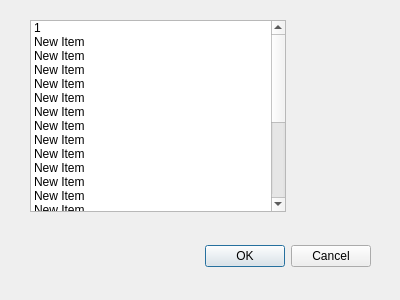
Above: files/UI/DeleteRoom.ui from Combustiblemon/Booking before the change. Below: the same form after it.
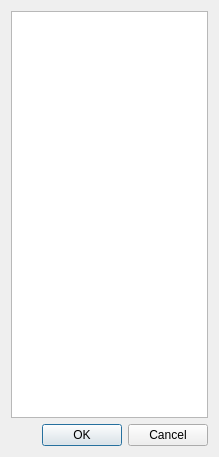
That is the form after the change.

Commit message: added ability to add and remove rooms

```diff
--- a/files/UI/DeleteRoom.ui
+++ b/files/UI/DeleteRoom.ui
@@ -6,159 +6,38 @@
    <rect>
     <x>0</x>
     <y>0</y>
-    <width>400</width>
-    <height>300</height>
+    <width>219</width>
+    <height>457</height>
    </rect>
   </property>
   <property name="windowTitle">
    <string>Διαγραφή δωματίου</string>
   </property>
-  <widget class="QDialogButtonBox" name="buttonBox">
-   <property name="geometry">
-    <rect>
-     <x>30</x>
-     <y>240</y>
-     <width>341</width>
-     <height>32</height>
-    </rect>
-   </property>
-   <property name="orientation">
-    <enum>Qt::Horizontal</enum>
-   </property>
-   <property name="standardButtons">
-    <set>QDialogButtonBox::Cancel|QDialogButtonBox::Ok</set>
-   </property>
-  </widget>
-  <widget class="QListWidget" name="listWidget">
-   <property name="geometry">
-    <rect>
-     <x>30</x>
-     <y>20</y>
-     <width>256</width>
-     <height>192</height>
-    </rect>
-   </property>
-   <item>
-    <property name="text">
-     <string>1</string>
-    </property>
+  <layout class="QGridLayout" name="gridLayout">
+   <item row="0" column="0">
+    <widget class="QListWidget" name="listWidget">
+     <property name="autoScroll">
+      <bool>false</bool>
+     </property>
+     <property name="editTriggers">
+      <set>QAbstractItemView::NoEditTriggers</set>
+     </property>
+    </widget>
    </item>
-   <item>
-    <property name="text">
-     <string>New Item</string>
-    </property>
+   <item row="1" column="0">
+    <widget class="QDialogButtonBox" name="buttonBox">
+     <property name="focusPolicy">
+      <enum>Qt::StrongFocus</enum>
+     </property>
+     <property name="orientation">
+      <enum>Qt::Horizontal</enum>
+     </property>
+     <property name="standardButtons">
+      <set>QDialogButtonBox::Cancel|QDialogButtonBox::Ok</set>
+     </property>
+    </widget>
    </item>
-   <item>
-    <property name="text">
-     <string>New Item</string>
-    </property>
-   </item>
-   <item>
-    <property name="text">
-     <string>New Item</string>
-    </property>
-   </item>
-   <item>
-    <property name="text">
-     <string>New Item</string>
-    </property>
-   </item>
-   <item>
-    <property name="text">
-     <string>New Item</string>
-    </property>
-   </item>
-   <item>
-    <property name="text">
-     <string>New Item</string>
-    </property>
-   </item>
-   <item>
-    <property name="text">
-     <string>New Item</string>
-    </property>
-   </item>
-   <item>
-    <property name="text">
-     <string>New Item</string>
-    </property>
-   </item>
-   <item>
-    <property name="text">
-     <string>New Item</string>
-    </property>
-   </item>
-   <item>
-    <property name="text">
-     <string>New Item</string>
-    </property>
-   </item>
-   <item>
-    <property name="text">
-     <string>New Item</string>
-    </property>
-   </item>
-   <item>
-    <property name="text">
-     <string>New Item</string>
-    </property>
-   </item>
-   <item>
-    <property name="text">
-     <string>New Item</string>
-    </property>
-   </item>
-   <item>
-    <property name="text">
-     <string>New Item</string>
-    </property>
-   </item>
-   <item>
-    <property name="text">
-     <string>New Item</string>
-    </property>
-   </item>
-   <item>
-    <property name="text">
-     <string>New Item</string>
-    </property>
-   </item>
-   <item>
-    <property name="text">
-     <string>New Item</string>
-    </property>
-   </item>
-   <item>
-    <property name="text">
-     <string>New Item</string>
-    </property>
-   </item>
-   <item>
-    <property name="text">
-     <string>2</string>
-    </property>
-   </item>
-   <item>
-    <property name="text">
-     <string>New Item</string>
-    </property>
-   </item>
-   <item>
-    <property name="text">
-     <string>3</string>
-    </property>
-   </item>
-   <item>
-    <property name="text">
-     <string>4</string>
-    </property>
-   </item>
-   <item>
-    <property name="text">
-     <string>5</string>
-    </property>
-   </item>
-  </widget>
+  </layout>
  </widget>
  <resources/>
  <connections>
```
The commit also changes 4 other files.
